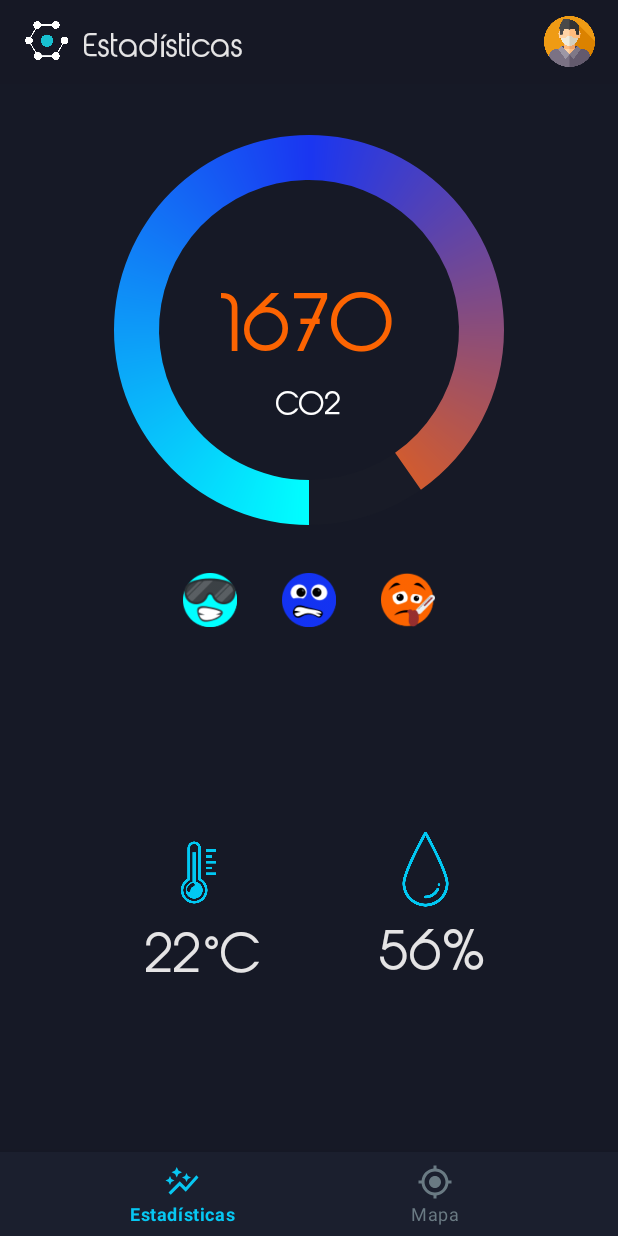
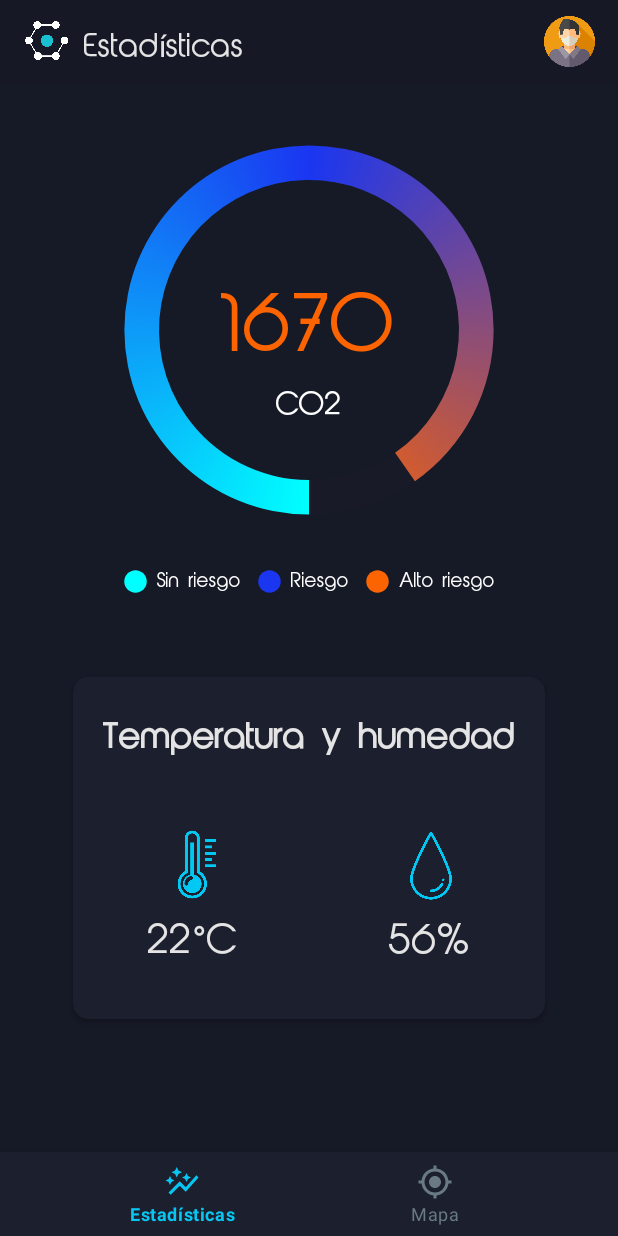
Before and after one commit to 2DAMUE/pfcjun21-dryice, an Android app: the PageFragment1 screen opened directly, with no data from a screen before it, on a phone screen of 412 x 824 dp. Run offline under Robolectric (Android 15) with nearby library versions, the phone set to English and light mode, and no system bars.

Commit message:
Terminado ajustes

```diff
--- a/app/src/main/res/drawable/circle.xml
+++ b/app/src/main/res/drawable/circle.xml
@@ -3,7 +3,7 @@
     <item>
         <shape
             android:shape="ring"
-            android:thicknessRatio="10"
+            android:thicknessRatio="13"
             android:useLevel="false">
             <solid android:color="@color/grafica_recorrido" />
 
@@ -15,7 +15,7 @@
             android:toDegrees="90">
             <shape
                 android:shape="ring"
-                android:thicknessRatio="10"
+                android:thicknessRatio="13"
                 android:useLevel="true">
                 <gradient
                     android:endColor="@color/grafica_end"
--- a/app/src/main/res/drawable/circle_imageview.xml
+++ /dev/null
@@ -1,11 +0,0 @@
-<shape xmlns:android="http://schemas.android.com/apk/res/android"
-    android:innerRadius="0dp"
-    android:shape="ring"
-    android:thicknessRatio="1.9"
-    android:useLevel="false" >
-    <solid android:color="@android:color/transparent" />
-
-    <stroke
-        android:width="5dp"
-        android:color="@android:color/white" />
-</shape>
--- /dev/null
+++ b/app/src/main/res/drawable/icono_circle_hight.xml
@@ -0,0 +1,10 @@
+<vector xmlns:android="http://schemas.android.com/apk/res/android"
+    android:width="24dp"
+    android:height="24dp"
+    android:viewportWidth="24"
+    android:viewportHeight="24"
+    android:tint="#FC6402">
+  <path
+      android:fillColor="@android:color/white"
+      android:pathData="M12,2C6.47,2 2,6.47 2,12s4.47,10 10,10 10,-4.47 10,-10S17.53,2 12,2z"/>
+</vector>
--- /dev/null
+++ b/app/src/main/res/drawable/icono_circle_low.xml
@@ -0,0 +1,10 @@
+<vector xmlns:android="http://schemas.android.com/apk/res/android"
+    android:width="24dp"
+    android:height="24dp"
+    android:viewportWidth="24"
+    android:viewportHeight="24"
+    android:tint=" #00FFFF">
+  <path
+      android:fillColor="@android:color/white"
+      android:pathData="M12,2C6.47,2 2,6.47 2,12s4.47,10 10,10 10,-4.47 10,-10S17.53,2 12,2z"/>
+</vector>
--- /dev/null
+++ b/app/src/main/res/drawable/icono_circle_medium.xml
@@ -0,0 +1,10 @@
+<vector xmlns:android="http://schemas.android.com/apk/res/android"
+    android:width="24dp"
+    android:height="24dp"
+    android:viewportWidth="24"
+    android:viewportHeight="24"
+    android:tint="#1A36F1">
+  <path
+      android:fillColor="@android:color/white"
+      android:pathData="M12,2C6.47,2 2,6.47 2,12s4.47,10 10,10 10,-4.47 10,-10S17.53,2 12,2z"/>
+</vector>
--- a/app/src/main/res/layout/activity_register.xml
+++ b/app/src/main/res/layout/activity_register.xml
@@ -151,16 +151,13 @@
                 android:layout_height="50dp"
                 android:layout_marginTop="30dp"
                 android:layout_gravity="center_horizontal"
-                android:backgroundTint="@color/azulAccent"
+                android:backgroundTint="@color/grafica_end"
                 android:textColor="@color/claroLetras"
-                android:text="Registrarse"
+                android:text="Siguiente paso"
                 android:fontFamily="@font/abeatby_kai_regular"
                 android:textStyle="bold"/>
 
-
         </LinearLayout>
-
-
 
     </LinearLayout>
 
--- a/app/src/main/res/layout/main_page1.xml
+++ b/app/src/main/res/layout/main_page1.xml
@@ -41,7 +41,6 @@
                 android:textColor="@color/white"
                 android:text="60%"
                 android:textSize="50sp"
-
                 android:fontFamily="@font/abeatby_kai_regular"/>
             <TextView
                 android:layout_width="wrap_content"
@@ -55,54 +54,88 @@
         </RelativeLayout>
         <LinearLayout
             android:layout_width="match_parent"
-            android:layout_height="50dp"
+            android:layout_height="35dp"
             android:orientation="horizontal"
             android:gravity="center"
-            android:paddingTop="10dp">
+            >
             <ImageView
-                android:layout_width="36dp"
-                android:layout_height="36dp"
-                android:src="@drawable/icono_bueno"
+                android:layout_width="18dp"
+                android:layout_height="18dp"
+                android:src="@drawable/icono_circle_low"
                />
+            <TextView
+                android:layout_width="wrap_content"
+                android:layout_height="wrap_content"
+                android:layout_marginLeft="5dp"
+                android:text="Sin riesgo"
+                android:textColor="@color/white"
+                android:textSize="12dp"
+                android:fontFamily="@font/abeatby_kai_regular"/>
 
             <ImageView
-                android:layout_width="36dp"
-                android:layout_height="36dp"
-                android:src="@drawable/icono_regular"
-               android:layout_marginLeft="30dp"
-                android:layout_marginRight="30dp"/>
+                android:layout_marginLeft="10dp"
+                android:layout_width="18dp"
+                android:layout_height="18dp"
+                android:src="@drawable/icono_circle_medium"
+                />
+            <TextView
+                android:layout_width="wrap_content"
+                android:layout_height="wrap_content"
+                android:layout_marginLeft="5dp"
+                android:text="Riesgo"
+                android:textColor="@color/white"
+                android:textSize="12dp"
+                android:fontFamily="@font/abeatby_kai_regular"/>
 
             <ImageView
-                android:layout_width="36dp"
-                android:layout_height="36dp"
-                android:src="@drawable/icono_malo"
+                android:layout_marginLeft="10dp"
+                android:layout_width="18dp"
+                android:layout_height="18dp"
+                android:src="@drawable/icono_circle_hight"
                 />
+            <TextView
+                android:layout_width="wrap_content"
+                android:layout_height="wrap_content"
+                android:layout_marginLeft="5dp"
+                android:text="Alto riesgo"
+                android:textColor="@color/white"
+                android:textSize="12dp"
+                android:fontFamily="@font/abeatby_kai_regular"/>
 
 
         </LinearLayout>
-
-
-    </LinearLayout>
-    <LinearLayout
-        android:layout_width="match_parent"
-        android:layout_height="match_parent"
-        android:orientation="horizontal"
-        android:gravity="center"
-        android:paddingBottom="40dp"
-        android:paddingLeft="10dp"
-       >
+        <androidx.cardview.widget.CardView
+            android:layout_width="325dp"
+            android:layout_height="240dp"
+            android:layout_marginTop="40dp"
+            app:cardCornerRadius="10dp"
+            android:elevation="10dp"
+            android:backgroundTint="@color/oscuroSecondary"
+            android:layout_gravity="center_horizontal"
+            app:cardUseCompatPadding="true">
+            <TextView
+                android:layout_width="wrap_content"
+                android:layout_height="wrap_content"
+                android:text="Temperatura y humedad"
+                android:textColor="@color/claroLetras"
+                android:textSize="22dp"
+                android:fontFamily="@font/abeatby_kai_regular"
+                android:layout_gravity="center_horizontal"
+                android:layout_marginTop="30dp"
+                android:textStyle="bold"/>
 
             <LinearLayout
                 android:layout_width="wrap_content"
                 android:layout_height="wrap_content"
                 android:orientation="vertical"
-            android:layout_gravity="center_vertical"
-            android:paddingRight="60dp">
+                android:layout_gravity="left"
+                android:layout_marginLeft="50dp"
+                android:layout_marginTop="90dp">
 
             <ImageView
                 android:layout_width="60dp"
                 android:layout_height="70dp"
-                android:paddingLeft="10dp"
+                android:paddingLeft="5dp"
                 android:src="@drawable/icono_temperatura"/>
 
             <TextView
@@ -111,22 +144,21 @@
                 android:layout_height="wrap_content"
                 android:text="22°C"
                 android:textColor="@color/claroLetras"
-                android:textSize="34dp"
+                android:textSize="26dp"
                 android:fontFamily="@font/abeatby_kai_regular"
                 />
-
-
             </LinearLayout>
-
             <LinearLayout
                 android:layout_width="wrap_content"
                 android:layout_height="wrap_content"
                 android:orientation="vertical"
-            android:layout_gravity="center_vertical">
+                android:layout_gravity="right"
+                android:layout_marginRight="50dp"
+                android:layout_marginTop="98dp">
 
                 <ImageView
-                android:layout_width="50dp"
-                android:layout_height="60dp"
+                    android:layout_width="45dp"
+                    android:layout_height="55dp"
                     android:layout_marginLeft="25dp"
                     android:src="@drawable/icono_humedad"/>
 
@@ -138,16 +170,14 @@
                     android:layout_marginLeft="20dp"
                     android:text="56%"
                     android:textColor="@color/claroLetras"
-                android:textSize="34dp"
+                    android:textSize="26dp"
                     android:fontFamily="@font/abeatby_kai_regular"
                     />
 
 
             </LinearLayout>
 
+        </androidx.cardview.widget.CardView>
 
     </LinearLayout>
-
-
-
 </LinearLayout>
--- a/app/src/main/res/values/colors.xml
+++ b/app/src/main/res/values/colors.xml
@@ -22,4 +22,7 @@
 
     <color name="toolbar_background">#B3161926</color>
     <color name="cardview_background">#0F1119</color>
+    <color name="cardview">#1E2233</color>
+
+
 </resources>
```
Also changed, not shown: app/src/main/res/drawable-v24/icono_bueno.png (deleted), app/src/main/res/drawable-v24/icono_malo.png (deleted), app/src/main/res/drawable-v24/icono_regular.png (deleted). Lines whose indentation alone changed are shown as unchanged.
